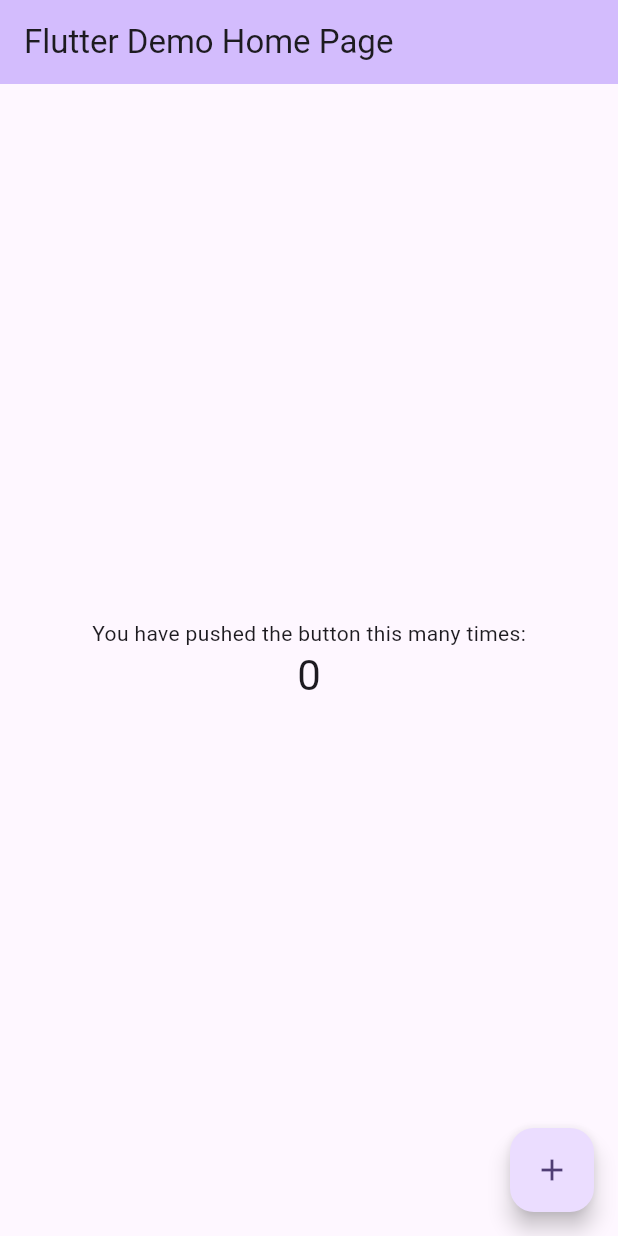
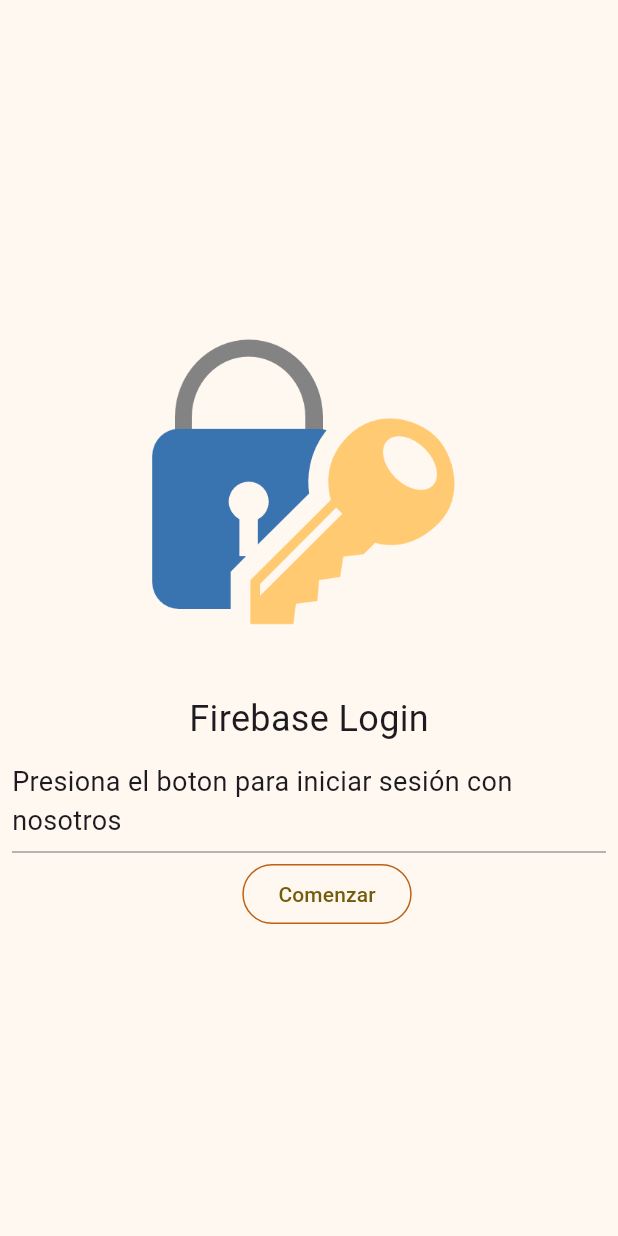
Before and after one commit to SanguchoMela/login-gps_flutter, a Flutter app: the screen it shows after launch, on a phone screen of 412 x 824 dp. Run offline on Flutter 3.47's test engine with Material 3 defaults, Android fonts, the phone set to English and light mode, and no system bars; our stand-ins replace firebase_auth, firebase_core, go_router, google_fonts; missing offline and left inert: firebase_ui_auth; accounts and stored records are empty.

Commit message:
autenticación con firebase completa

```diff
--- /dev/null
+++ b/lib/app_state.dart
@@ -0,0 +1,34 @@
+import 'package:firebase_auth/firebase_auth.dart'
+    hide EmailAuthProvider, PhoneAuthProvider;
+import 'package:firebase_core/firebase_core.dart';
+import 'package:firebase_ui_auth/firebase_ui_auth.dart';
+import 'package:flutter/material.dart';
+
+import 'firebase_options.dart';
+
+class ApplicationState extends ChangeNotifier {
+  ApplicationState() {
+    init();
+  }
+
+  bool _loggedIn = false;
+  bool get loggedIn => _loggedIn;
+
+  Future<void> init() async {
+    await Firebase.initializeApp(
+        options: DefaultFirebaseOptions.currentPlatform);
+
+    FirebaseUIAuth.configureProviders([
+      EmailAuthProvider(),
+    ]);
+
+    FirebaseAuth.instance.userChanges().listen((user) {
+      if (user != null) {
+        _loggedIn = true;
+      } else {
+        _loggedIn = false;
+      }
+      notifyListeners();
+    });
+  }
+}
--- /dev/null
+++ b/lib/home_page.dart
@@ -0,0 +1,70 @@
+import 'package:firebase_auth/firebase_auth.dart' hide EmailAuthProvider, PhoneAuthProvider;
+import 'package:flutter/material.dart';
+import 'package:provider/provider.dart';
+
+import 'app_state.dart';
+import 'src/authentication.dart';
+import 'src/widgets.dart';
+
+class HomePage extends StatelessWidget {
+  const HomePage({super.key});
+
+  @override
+  Widget build(BuildContext context) {
+    return Scaffold(
+      body: Center(
+        child: Column(
+          mainAxisAlignment: MainAxisAlignment.center,
+          crossAxisAlignment: CrossAxisAlignment.center,
+          children: <Widget>[
+            Consumer<ApplicationState>(
+              builder: (context, appState, _) {
+                if (appState.loggedIn) {
+                  return Column(
+                    children: [
+                      const Text(
+                        'Bienvenid@',
+                        style: TextStyle(fontSize: 24),
+                      ),
+                      Image.asset('images/mapa.png', height: 350, width: 350),
+                      const SizedBox(height: 8),
+                      const Paragraph(
+                        'Presiona el boton para ver tu ubicación en tiempo real',
+                      ),
+                    ],
+                  );
+                } else {
+                  return Column(
+                    children: [
+                      Image.asset('images/login.png', height: 250, width: 250),
+                      const SizedBox(height: 8),
+                      const Header("Firebase Login"),
+                      const Paragraph(
+                        'Presiona el boton para iniciar sesión con nosotros',
+                      ),
+                    ],
+                  );
+                }
+              },
+            ),
+            const Divider(
+              height: 8,
+              thickness: 1,
+              indent: 8,
+              endIndent: 8,
+              color: Colors.grey,
+            ),
+            Consumer<ApplicationState>(
+              builder: (context, appState, _) => AuthFunc(
+                loggedIn: appState.loggedIn,
+                signOut: () {
+                  FirebaseAuth.instance.signOut();
+                },
+              ),
+            ),
+          ],
+        ),
+      ),
+    );
+  }
+}
--- a/lib/main.dart
+++ b/lib/main.dart
@@ -1,125 +1,115 @@
+import 'package:firebase_ui_auth/firebase_ui_auth.dart';
 import 'package:flutter/material.dart';
+import 'package:go_router/go_router.dart';
+import 'package:google_fonts/google_fonts.dart';
+import 'package:provider/provider.dart';
+
+import 'app_state.dart';
+import 'home_page.dart';
 
 void main() {
-  runApp(const MyApp());
+  WidgetsFlutterBinding.ensureInitialized();
+
+  runApp(ChangeNotifierProvider(
+    create: (context) => ApplicationState(),
+    builder: ((context, child) => const App()),
+  ));
 }
 
-class MyApp extends StatelessWidget {
-  const MyApp({super.key});
+final _router = GoRouter(
+  routes: [
+    GoRoute(
+      path: '/',
+      builder: (context, state) => const HomePage(),
+      routes: [
+        GoRoute(
+          path: 'sign-in',
+          builder: (context, state) {
+            return SignInScreen(
+              actions: [
+                ForgotPasswordAction(((context, email) {
+                  final uri = Uri(
+                    path: '/sign-in/forgot-password',
+                    queryParameters: <String, String?>{
+                      'email': email,
+                    },
+                  );
+                  context.push(uri.toString());
+                })),
+                AuthStateChangeAction(((context, state) {
+                  final user = switch (state) {
+                    SignedIn state => state.user,
+                    UserCreated state => state.credential.user,
+                    _ => null
+                  };
+                  if (user == null) {
+                    return;
+                  }
+                  if (state is UserCreated) {
+                    user.updateDisplayName(user.email!.split('@')[0]);
+                  }
+                  if (!user.emailVerified) {
+                    user.sendEmailVerification();
+                    const snackBar = SnackBar(
+                        content: Text(
+                            'Por favor, verifica tu correo electrónico'));
+                    ScaffoldMessenger.of(context).showSnackBar(snackBar);
+                  }
+                  context.pushReplacement('/');
+                })),
+              ],
+            );
+          },
+          routes: [
+            GoRoute(
+              path: 'forgot-password',
+              builder: (context, state) {
+                final arguments = state.uri.queryParameters;
+                return ForgotPasswordScreen(
+                  email: arguments['email'],
+                  headerMaxExtent: 200,
+                );
+              },
+            ),
+          ],
+        ),
+        GoRoute(
+          path: 'profile',
+          builder: (context, state) {
+            return ProfileScreen(
+              providers: const [],
+              actions: [
+                SignedOutAction((context) {
+                  context.pushReplacement('/');
+                }),
+              ],
+            );
+          },
+        ),
+      ],
+    ),
+  ],
+);
 
-  // This widget is the root of your application.
+class App extends StatelessWidget {
+  const App({super.key});
+
   @override
   Widget build(BuildContext context) {
-    return MaterialApp(
-      title: 'Flutter Demo',
+    return MaterialApp.router(
+      title: 'Firebase Meetup',
       theme: ThemeData(
-        // This is the theme of your application.
-        //
-        // TRY THIS: Try running your application with "flutter run". You'll see
-        // the application has a purple toolbar. Then, without quitting the app,
-        // try changing the seedColor in the colorScheme below to Colors.green
-        // and then invoke "hot reload" (save your changes or press the "hot
-        // reload" button in a Flutter-supported IDE, or press "r" if you used
-        // the command line to start the app).
-        //
-        // Notice that the counter didn't reset back to zero; the application
-        // state is not lost during the reload. To reset the state, use hot
-        // restart instead.
-        //
-        // This works for code too, not just values: Most code changes can be
-        // tested with just a hot reload.
-        colorScheme: ColorScheme.fromSeed(seedColor: Colors.deepPurple),
+        buttonTheme: Theme.of(context).buttonTheme.copyWith(
+              highlightColor: const Color.fromARGB(255, 233, 160, 101),
+            ),
+        colorScheme: ColorScheme.fromSeed(seedColor: Color.fromARGB(255, 183, 152, 58)),
+        textTheme: GoogleFonts.robotoTextTheme(
+          Theme.of(context).textTheme,
+        ),
+        visualDensity: VisualDensity.adaptivePlatformDensity,
         useMaterial3: true,
       ),
-      home: const MyHomePage(title: 'Flutter Demo Home Page'),
+      routerConfig: _router,
     );
   }
 }
-
-class MyHomePage extends StatefulWidget {
-  const MyHomePage({super.key, required this.title});
-
-  // This widget is the home page of your application. It is stateful, meaning
-  // that it has a State object (defined below) that contains fields that affect
-  // how it looks.
-
-  // This class is the configuration for the state. It holds the values (in this
-  // case the title) provided by the parent (in this case the App widget) and
-  // used by the build method of the State. Fields in a Widget subclass are
-  // always marked "final".
-
-  final String title;
-
-  @override
-  State<MyHomePage> createState() => _MyHomePageState();
-}
-
-class _MyHomePageState extends State<MyHomePage> {
-  int _counter = 0;
-
-  void _incrementCounter() {
-    setState(() {
-      // This call to setState tells the Flutter framework that something has
-      // changed in this State, which causes it to rerun the build method below
-      // so that the display can reflect the updated values. If we changed
-      // _counter without calling setState(), then the build method would not be
-      // called again, and so nothing would appear to happen.
-      _counter++;
-    });
-  }
-
-  @override
-  Widget build(BuildContext context) {
-    // This method is rerun every time setState is called, for instance as done
-    // by the _incrementCounter method above.
-    //
-    // The Flutter framework has been optimized to make rerunning build methods
-    // fast, so that you can just rebuild anything that needs updating rather
-    // than having to individually change instances of widgets.
-    return Scaffold(
-      appBar: AppBar(
-        // TRY THIS: Try changing the color here to a specific color (to
-        // Colors.amber, perhaps?) and trigger a hot reload to see the AppBar
-        // change color while the other colors stay the same.
-        backgroundColor: Theme.of(context).colorScheme.inversePrimary,
-        // Here we take the value from the MyHomePage object that was created by
-        // the App.build method, and use it to set our appbar title.
-        title: Text(widget.title),
-      ),
-      body: Center(
-        // Center is a layout widget. It takes a single child and positions it
-        // in the middle of the parent.
-        child: Column(
-          // Column is also a layout widget. It takes a list of children and
-          // arranges them vertically. By default, it sizes itself to fit its
-          // children horizontally, and tries to be as tall as its parent.
-          //
-          // Column has various properties to control how it sizes itself and
-          // how it positions its children. Here we use mainAxisAlignment to
-          // center the children vertically; the main axis here is the vertical
-          // axis because Columns are vertical (the cross axis would be
-          // horizontal).
-          //
-          // TRY THIS: Invoke "debug painting" (choose the "Toggle Debug Paint"
-          // action in the IDE, or press "p" in the console), to see the
-          // wireframe for each widget.
-          mainAxisAlignment: MainAxisAlignment.center,
-          children: <Widget>[
-            const Text(
-              'You have pushed the button this many times:',
-            ),
-            Text(
-              '$_counter',
-              style: Theme.of(context).textTheme.headlineMedium,
-            ),
-          ],
-        ),
-      ),
-      floatingActionButton: FloatingActionButton(
-        onPressed: _incrementCounter,
-        tooltip: 'Increment',
-        child: const Icon(Icons.add),
-      ), // This trailing comma makes auto-formatting nicer for build methods.
-    );
-  }
-}
--- /dev/null
+++ b/lib/src/authentication.dart
@@ -0,0 +1,47 @@
+import 'package:flutter/material.dart';
+import 'package:go_router/go_router.dart';
+
+import 'widgets.dart';
+
+class AuthFunc extends StatelessWidget {
+  const AuthFunc({
+    super.key,
+    required this.loggedIn,
+    required this.signOut,
+  });
+
+  final bool loggedIn;
+  final void Function() signOut;
+
+  @override
+  Widget build(BuildContext context) {
+    return Center( // Centra todo el contenido horizontalmente
+      child: Row(
+        mainAxisAlignment: MainAxisAlignment.center, // Centra los elementos dentro del Row
+        children: [
+          Padding(
+            padding: const EdgeInsets.only(left: 24, bottom: 8),
+            child: StyledButton(
+              onPressed: () {
+                !loggedIn ? context.push('/sign-in') : signOut();
+              },
+              child: !loggedIn ? const Text('Comenzar') : const Text('Cerrar Sesión'),
+            ),
+          ),
+          Visibility(
+            visible: loggedIn,
+            child: Padding(
+              padding: const EdgeInsets.only(left: 24, bottom: 8),
+              child: StyledButton(
+                onPressed: () {
+                  context.push('/profile');
+                },
+                child: const Text('Ver mi perfil'),
+              ),
+            ),
+          ),
+        ],
+      ),
+    );
+  }
+}
--- /dev/null
+++ b/lib/src/widgets.dart
@@ -0,0 +1,67 @@
+// Copyright 2022 The Flutter Authors. All rights reserved.
+// Use of this source code is governed by a BSD-style license that can be
+// found in the LICENSE file.
+
+import 'package:flutter/material.dart';
+
+class Header extends StatelessWidget {
+  const Header(this.heading, {super.key});
+  final String heading;
+
+  @override
+  Widget build(BuildContext context) => Padding(
+        padding: const EdgeInsets.all(8.0),
+        child: Text(
+          heading,
+          style: const TextStyle(fontSize: 24),
+        ),
+      );
+}
+
+class Paragraph extends StatelessWidget {
+  const Paragraph(this.content, {super.key});
+  final String content;
+  @override
+  Widget build(BuildContext context) => Padding(
+        padding: const EdgeInsets.symmetric(horizontal: 8, vertical: 4),
+        child: Text(
+          content,
+          style: const TextStyle(fontSize: 18),
+        ),
+      );
+}
+
+class IconAndDetail extends StatelessWidget {
+  const IconAndDetail(this.icon, this.detail, {super.key});
+  final IconData icon;
+  final String detail;
+
+  @override
+  Widget build(BuildContext context) => Padding(
+        padding: const EdgeInsets.all(8.0),
+        child: Row(
+          children: [
+            Icon(icon),
+            const SizedBox(width: 8),
+            Text(
+              detail,
+              style: const TextStyle(fontSize: 18),
+            )
+          ],
+        ),
+      );
+}
+
+class StyledButton extends StatelessWidget {
+  const StyledButton({required this.child, required this.onPressed, super.key});
+  final Widget child;
+  final void Function() onPressed;
+
+  @override
+  Widget build(BuildContext context) => OutlinedButton(
+        style: OutlinedButton.styleFrom(
+            side: const BorderSide(color: Color.fromARGB(255, 191, 96, 18))),
+        onPressed: onPressed,
+        child: child,
+      );
+}
```
Also changed, not shown: pubspec.yaml (+5 -3 lines), firebase.json (added), images/login.png (added), images/mapa.png (added), lib/firebase_options.dart (added), pubspec.lock, 4 other files.
